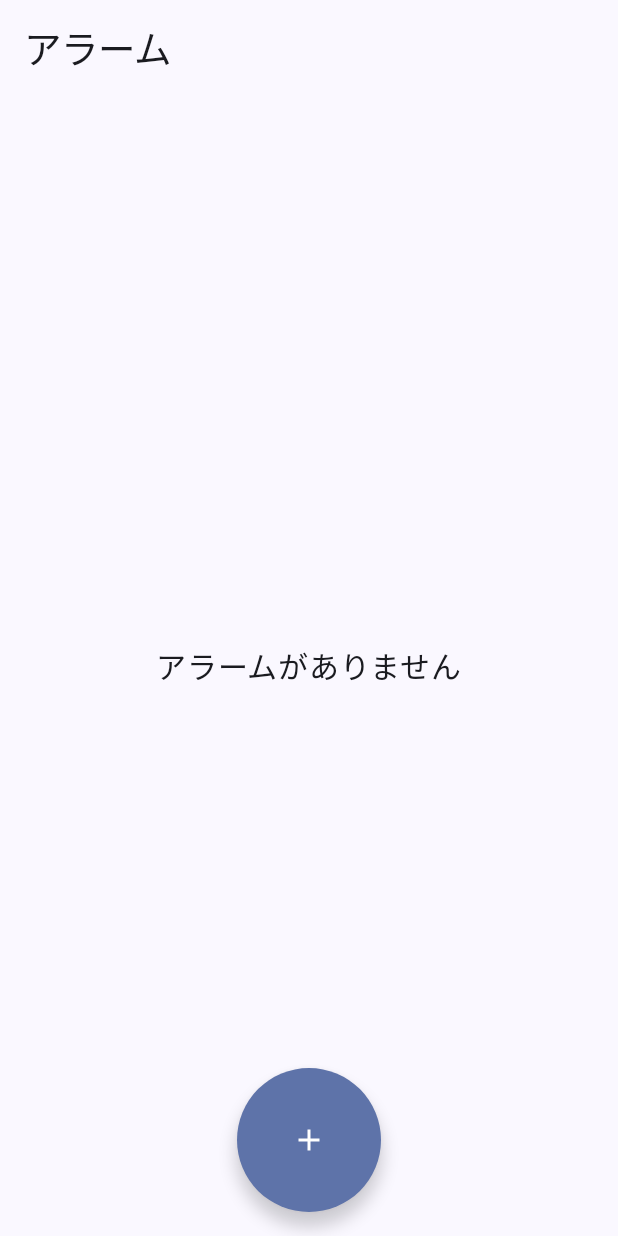
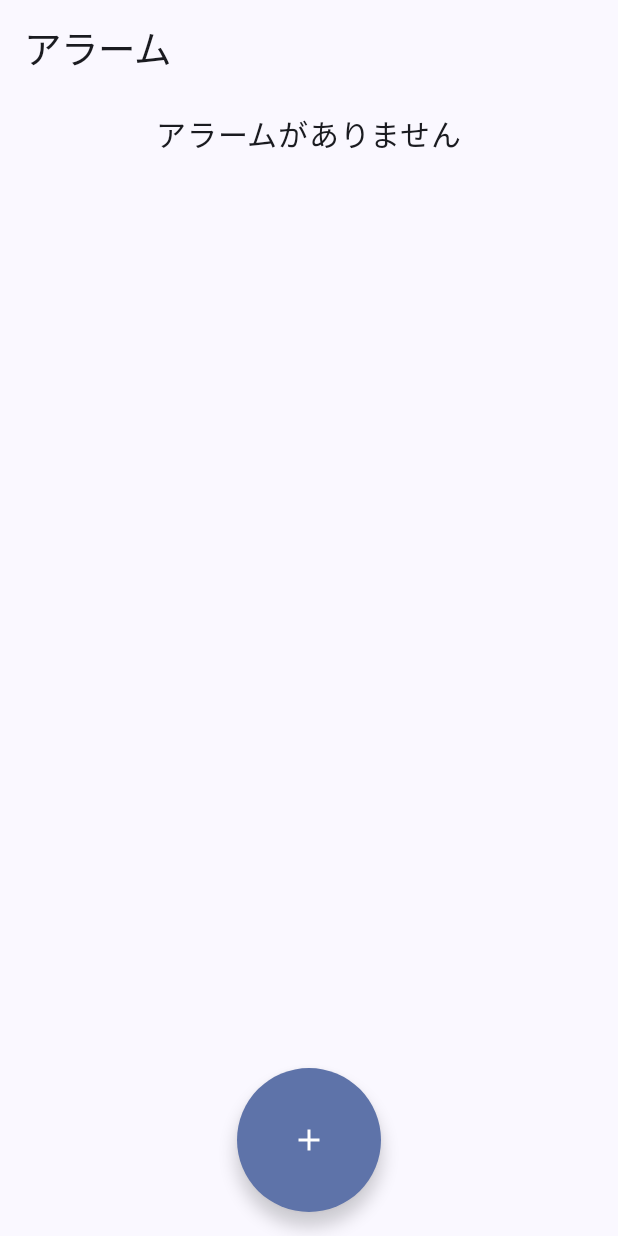
Before and after one commit to tera330/WeatherAlarmApp, an Android app built with Jetpack Compose: the screen it shows after launch (MainActivity), on a phone screen of 412 x 824 dp. Run offline under Robolectric (Android 15) with nearby library versions, the phone set to English and light mode, and no system bars; our stand-ins replace Dagger/Hilt's generated code, Room's generated code.

Commit message:
アラームアイテムの位置をトップに修正

```diff
--- a/app/src/main/java/com/example/weatheralarmapp/MainActivity.kt
+++ b/app/src/main/java/com/example/weatheralarmapp/MainActivity.kt
@@ -118,7 +118,7 @@ fun WeatherAlarmApp(
                 .fillMaxSize()
                 .padding(10.dp),
         horizontalAlignment = Alignment.CenterHorizontally,
-        verticalArrangement = Arrangement.Center,
+        verticalArrangement = Arrangement.Top,
     ) {
         if (homeUiState.value.alarmItemList.isEmpty()) {
             Text(
```
